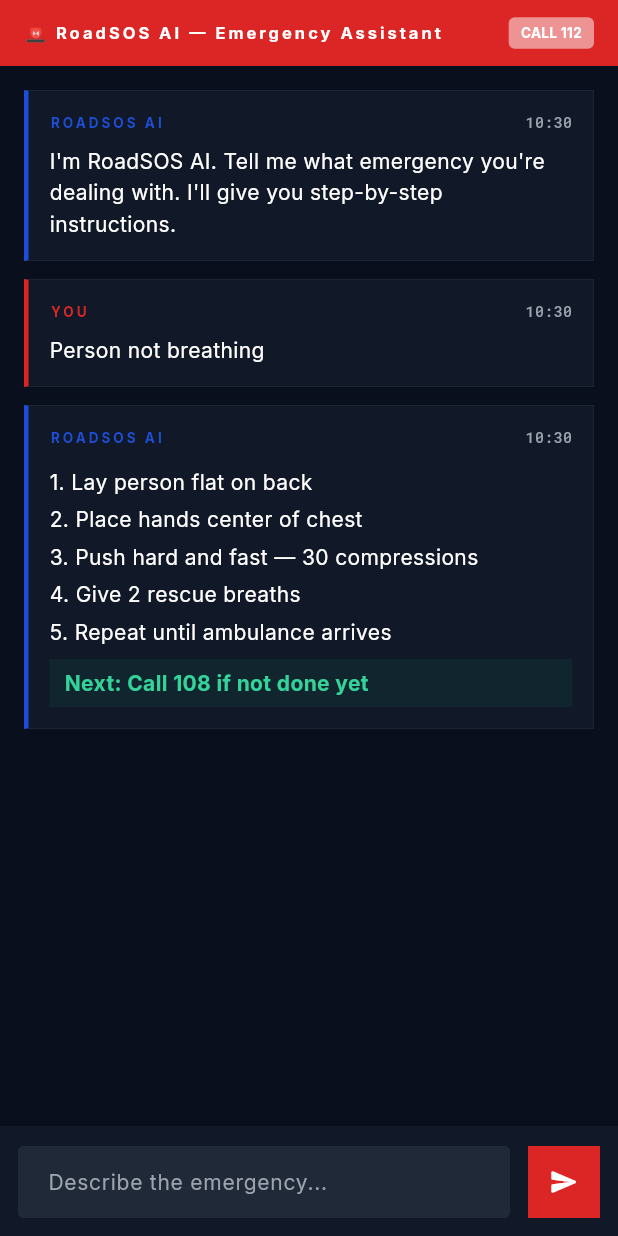
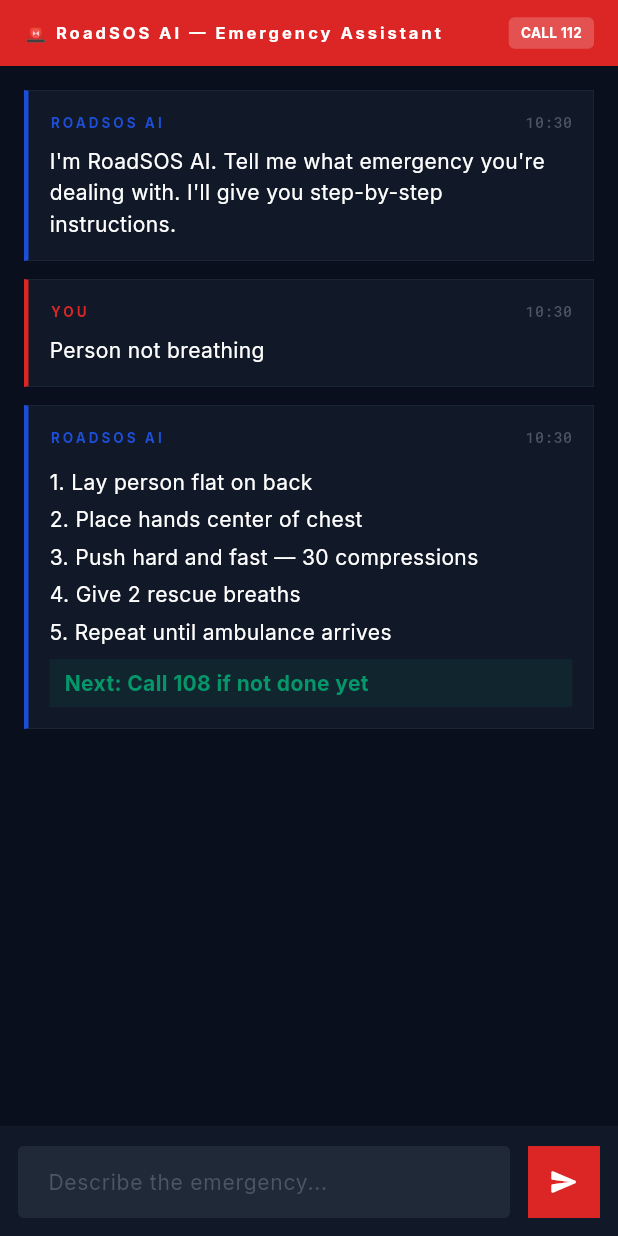
Before and after one commit to nandinirathod2321/IIT-M-ROADSOS, a Flutter app: the AIChatScreen screen opened by its route, after a tap on "Person not breathing", on a phone screen of 412 x 824 dp. Run offline on Flutter 3.47's test engine with Material 3 defaults, Android fonts, the light colour scheme and no system bars; our stand-ins replace cloud_firestore, connectivity_plus, equatable, firebase_auth, firebase_core, flutter_bloc and 10 more; missing offline and left inert: dart:html; accounts and stored records are empty; network calls fail; statements that could not run were skipped.

Commit message:
Add: Live Gemini AI First Aid Chatbot with USWDS premium rectangular design and offline fallback

```diff
--- a/mobile/lib/core/constants/api_constants.dart
+++ b/mobile/lib/core/constants/api_constants.dart
@@ -1,4 +1,6 @@
-class ApiConstants {
-  static const String geminiApiKey = "AIzaSyBbUBgiqDMyXizkp47mZUUtTv2y_0GAyps";
-  static const String geminiUrl = "https://generativelanguage.googleapis.com/v1beta/models/gemini-1.5-flash:generateContent";
+/// API configuration constants for RoadSOS.
+abstract final class ApiConstants {
+  static const String geminiApiKey = "";
+  static const String geminiUrl =
+      "https://generativelanguage.googleapis.com/v1beta/models/gemini-1.5-flash:generateContent";
 }
--- a/mobile/lib/core/router/app_router.dart
+++ b/mobile/lib/core/router/app_router.dart
@@ -6,7 +6,7 @@ import '../../features/home/screens/countdown_screen.dart';
 import '../../features/emergency/screens/emergency_screen.dart';
 import '../../features/medical_id/screens/medical_id_screen.dart';
 import '../../features/first_aid/screens/first_aid_screen.dart';
-import '../../features/first_aid/screens/ai_chat_screen.dart';
+import '../../features/first_aid/ai_chat_screen.dart';
 import '../../features/settings/screens/settings_screen.dart';
 import '../../features/onboarding/onboarding_screen.dart';
 import '../../features/auth/screens/login_screen.dart';
@@ -106,6 +106,14 @@ abstract final class AppRouter {
         },
       ),
       GoRoute(
+        path: '/first-aid/ai-chat',
+        parentNavigatorKey: navigatorKey,
+        builder: (context, state) {
+          final q = state.uri.queryParameters['question'];
+          return AIChatScreen(initialQuestion: q);
+        },
+      ),
+      GoRoute(
         path: '/countdown',
         parentNavigatorKey: navigatorKey,
         builder: (context, state) {
@@ -138,14 +146,6 @@ abstract final class AppRouter {
         parentNavigatorKey: navigatorKey,
         builder: (context, state) => const EmergencyHistoryScreen(),
       ),
-      GoRoute(
-        path: '/first-aid/ai-chat',
-        parentNavigatorKey: navigatorKey,
-        builder: (context, state) {
-          final question = state.uri.queryParameters['question'];
-          return AIChatScreen(initialQuestion: question);
-        },
-      ),
     ],
   );
 }
--- a/mobile/lib/features/first_aid/screens/ai_chat_screen.dart
+++ b/mobile/lib/features/first_aid/ai_chat_screen.dart
@@ -1,11 +1,13 @@
 import 'dart:async';
+import 'dart:math';
 import 'package:flutter/material.dart';
+import 'package:url_launcher/url_launcher.dart';
 import 'package:geolocator/geolocator.dart';
 import 'package:intl/intl.dart';
-import 'package:url_launcher/url_launcher.dart';
-import '../../../core/theme/colors.dart';
-import '../../../core/theme/typography.dart';
-import '../ai_chat_service.dart';
+
+import '../../core/theme/colors.dart';
+import '../../core/theme/typography.dart';
+import 'ai_chat_service.dart';
 
 class ChatMessage {
   final String text;
@@ -13,7 +15,7 @@ class ChatMessage {
   final DateTime timestamp;
   final bool isError;
 
-  ChatMessage({
+  const ChatMessage({
     required this.text,
     required this.isUser,
     required this.timestamp,
@@ -22,7 +24,7 @@ class ChatMessage {
 }
 
 class AIChatScreen extends StatefulWidget {
-  final String? initialQuestion; // pre-fill from quick action buttons
+  final String? initialQuestion;
 
   const AIChatScreen({super.key, this.initialQuestion});
 
@@ -36,7 +38,7 @@ class _AIChatScreenState extends State<AIChatScreen> {
   final TextEditingController _controller = TextEditingController();
   final ScrollController _scrollController = ScrollController();
   bool _isLoading = false;
-  String? _userLocation; // from Geolocator
+  String? _userLocation;
 
   final List<String> _quickActions = [
     "Person not breathing",
@@ -59,48 +61,55 @@ class _AIChatScreenState extends State<AIChatScreen> {
       text: "I'm RoadSOS AI. Tell me what emergency you're dealing with. I'll give you step-by-step instructions.",
       isUser: false,
       timestamp: DateTime.now(),
+      isError: false,
     ));
 
-    if (widget.initialQuestion != null) {
+    if (widget.initialQuestion != null && widget.initialQuestion!.trim().isNotEmpty) {
       // Pre-send the initial question after 500ms
       Future.delayed(const Duration(milliseconds: 500), () {
-        if (mounted && widget.initialQuestion!.isNotEmpty) {
+        if (mounted) {
           _sendMessage(widget.initialQuestion!);
         }
       });
     }
   }
 
+  @override
+  void dispose() {
+    _controller.dispose();
+    _scrollController.dispose();
+    super.dispose();
+  }
+
   Future<void> _loadLocation() async {
     try {
-      LocationPermission permission = await Geolocator.checkPermission();
+      final permission = await Geolocator.checkPermission();
       if (permission == LocationPermission.denied) {
-        permission = await Geolocator.requestPermission();
+        await Geolocator.requestPermission();
       }
-      if (permission == LocationPermission.whileInUse ||
-          permission == LocationPermission.always) {
-        Position pos = await Geolocator.getCurrentPosition();
+      final pos = await Geolocator.getCurrentPosition(
+        desiredAccuracy: LocationAccuracy.high,
+        timeLimit: const Duration(seconds: 4),
+      );
       if (mounted) {
         setState(() {
           _userLocation = "${pos.latitude.toStringAsFixed(4)}, ${pos.longitude.toStringAsFixed(4)}";
         });
       }
-      }
     } catch (e) {
-      debugPrint("Failed to load location: $e");
+      print("Could not load location in AI Chat: $e");
     }
   }
 
   Future<void> _sendMessage(String text) async {
     if (text.trim().isEmpty || _isLoading) return;
 
-    final userText = text.trim();
-
     setState(() {
       _messages.add(ChatMessage(
-        text: userText,
+        text: text,
         isUser: true,
         timestamp: DateTime.now(),
+        isError: false,
       ));
       _isLoading = true;
       _controller.clear();
@@ -108,8 +117,8 @@ class _AIChatScreenState extends State<AIChatScreen> {
 
     _scrollToBottom();
 
-    // Call service
-    final reply = await _service.sendMessage(userText, userLocation: _userLocation);
+    // Call service to get response
+    final reply = await _service.sendMessage(text, userLocation: _userLocation);
 
     if (mounted) {
       setState(() {
@@ -117,6 +126,7 @@ class _AIChatScreenState extends State<AIChatScreen> {
           text: reply,
           isUser: false,
           timestamp: DateTime.now(),
+          isError: false,
         ));
         _isLoading = false;
       });
@@ -136,22 +146,13 @@ class _AIChatScreenState extends State<AIChatScreen> {
     });
   }
 
-  Future<void> _callEmergency() async {
+  Future<void> _makeEmergencyCall() async {
     final Uri url = Uri.parse('tel:112');
     try {
       if (await canLaunchUrl(url)) {
         await launchUrl(url);
       }
-    } catch (e) {
-      debugPrint("Failed to call 112: $e");
-    }
-  }
-
-  @override
-  void dispose() {
-    _controller.dispose();
-    _scrollController.dispose();
-    super.dispose();
+    } catch (_) {}
   }
 
   @override
@@ -161,7 +162,7 @@ class _AIChatScreenState extends State<AIChatScreen> {
       body: SafeArea(
         child: Column(
           children: [
-            // ── EMERGENCY BAR (always visible, top) ──
+            // ── EMERGENCY BAR ──
             Container(
               height: 44,
               color: AppColors.emergencyRed,
@@ -178,11 +179,11 @@ class _AIChatScreenState extends State<AIChatScreen> {
                     ),
                   ),
                   GestureDetector(
-                    onTap: _callEmergency,
+                    onTap: _makeEmergencyCall,
                     child: Container(
                       padding: const EdgeInsets.symmetric(horizontal: 8, vertical: 4),
                       decoration: BoxDecoration(
-                        color: Colors.white.withOpacity(0.5),
+                        color: Colors.white.withOpacity(0.2),
                         borderRadius: BorderRadius.circular(4),
                       ),
                       child: const Text(
@@ -199,7 +200,7 @@ class _AIChatScreenState extends State<AIChatScreen> {
               ),
             ),
 
-            // ── QUICK ACTION CHIPS ──
+            // ── QUICK ACTION CHIPS (only shown before conversation starts) ──
             if (_messages.length <= 1)
               Container(
                 height: 48,
@@ -222,7 +223,10 @@ class _AIChatScreenState extends State<AIChatScreen> {
                         ),
                         child: Text(
                           label,
-                          style: AppTypography.bodySmall.copyWith(color: Colors.white),
+                          style: AppTypography.bodySmall.copyWith(
+                            color: Colors.white,
+                            fontSize: 12,
+                          ),
                         ),
                       ),
                     );
@@ -257,9 +261,7 @@ class _AIChatScreenState extends State<AIChatScreen> {
                 bottom: 12 + MediaQuery.of(context).viewInsets.bottom,
               ),
               decoration: const BoxDecoration(
-                border: Border(
-                  top: BorderSide(color: AppColors.borderSubtle, width: 1),
-                ),
+                border: Border(top: BorderSide(color: AppColors.borderSubtle, width: 1)),
               ),
               child: Row(
                 children: [
@@ -273,7 +275,7 @@ class _AIChatScreenState extends State<AIChatScreen> {
                       onSubmitted: _sendMessage,
                       decoration: InputDecoration(
                         hintText: "Describe the emergency...",
-                        hintStyle: AppTypography.bodyMedium.copyWith(color: AppColors.textSecondary),
+                        hintStyle: AppTypography.bodyMedium.copyWith(color: AppColors.textMuted),
                         filled: true,
                         fillColor: AppColors.surfaceAlt,
                         border: OutlineInputBorder(
@@ -310,11 +312,7 @@ class _AIChatScreenState extends State<AIChatScreen> {
                                 ),
                               ),
                             )
-                          : const Icon(
-                              Icons.send_rounded,
-                              color: Colors.white,
-                              size: 20,
-                            ),
+                          : const Icon(Icons.send_rounded, color: Colors.white, size: 20),
                     ),
                   ),
                 ],
@@ -359,6 +357,7 @@ class _MessageCard extends StatelessWidget {
                 style: AppTypography.labelCaps.copyWith(
                   fontSize: 9,
                   color: msg.isUser ? AppColors.emergencyRed : AppColors.infoBlue,
+                  fontWeight: FontWeight.bold,
                 ),
               ),
               const Spacer(),
@@ -366,7 +365,7 @@ class _MessageCard extends StatelessWidget {
                 DateFormat('HH:mm').format(msg.timestamp),
                 style: AppTypography.monoMedium.copyWith(
                   fontSize: 10,
-                  color: AppColors.textSecondary,
+                  color: AppColors.textMuted,
                 ),
               ),
             ],
@@ -379,24 +378,25 @@ class _MessageCard extends StatelessWidget {
   }
 
   Widget _buildMessageContent(String text) {
-    List<String> lines = text.split('\n').where((l) => l.isNotEmpty).toList();
+    final lines = text.split('\n').where((l) => l.isNotEmpty).toList();
 
     return Column(
       crossAxisAlignment: CrossAxisAlignment.start,
       children: lines.map((line) {
-        bool isStep = RegExp(r'^\d+\.').hasMatch(line.trim());
-        bool isNext = line.trim().startsWith('Next:');
+        final cleanLine = line.trim();
+        final bool isStep = RegExp(r'^\d+\.').hasMatch(cleanLine);
+        final bool isNext = cleanLine.startsWith('Next:');
 
         if (isNext) {
           return Container(
             margin: const EdgeInsets.only(top: 8),
+            width: double.infinity,
             padding: const EdgeInsets.symmetric(horizontal: 10, vertical: 6),
             color: AppColors.safeGreen.withOpacity(0.1),
-            width: double.infinity,
             child: Text(
               line,
               style: AppTypography.bodyMedium.copyWith(
-                color: const Color(0xFF34D399),
+                color: AppColors.safeGreen,
                 fontWeight: FontWeight.bold,
               ),
             ),
@@ -432,10 +432,7 @@ class _TypingIndicator extends StatelessWidget {
       decoration: const BoxDecoration(
         color: AppColors.surface,
         border: Border(
-          left: BorderSide(
-            color: AppColors.infoBlue,
-            width: 3,
-          ),
+          left: BorderSide(color: AppColors.infoBlue, width: 3),
           top: BorderSide(color: AppColors.borderSubtle, width: 0.5),
           right: BorderSide(color: AppColors.borderSubtle, width: 0.5),
           bottom: BorderSide(color: AppColors.borderSubtle, width: 0.5),
@@ -452,6 +449,7 @@ class _TypingIndicator extends StatelessWidget {
                 style: AppTypography.labelCaps.copyWith(
                   fontSize: 9,
                   color: AppColors.infoBlue,
+                  fontWeight: FontWeight.bold,
                 ),
               ),
               const Spacer(),
@@ -471,43 +469,21 @@ class _AnimatedDots extends StatefulWidget {
   State<_AnimatedDots> createState() => _AnimatedDotsState();
 }
 
-class _AnimatedDotsState extends State<_AnimatedDots> with TickerProviderStateMixin {
-  late List<AnimationController> _controllers;
-  late List<Animation<double>> _animations;
+class _AnimatedDotsState extends State<_AnimatedDots> with SingleTickerProviderStateMixin {
+  late AnimationController _controller;
 
   @override
   void initState() {
     super.initState();
-    _controllers = List.generate(3, (index) {
-      return AnimationController(
+    _controller = AnimationController(
       vsync: this,
-        duration: const Duration(milliseconds: 600),
-      );
-    });
-
-    _animations = _controllers.map((controller) {
-      return Tween<double>(begin: 0.2, end: 1.0).animate(
-        CurvedAnimation(parent: controller, curve: Curves.easeInOut),
-      );
-    }).toList();
-
-    _startAnimations();
-  }
-
-  void _startAnimations() async {
-    for (int i = 0; i < 3; i++) {
-      if (!mounted) return;
-      await Future.delayed(const Duration(milliseconds: 150));
-      if (!mounted) return;
-      _controllers[i].repeat(reverse: true);
-    }
+      duration: const Duration(milliseconds: 1200),
+    )..repeat();
   }
 
   @override
   void dispose() {
-    for (var controller in _controllers) {
-      controller.dispose();
-    }
+    _controller.dispose();
     super.dispose();
   }
 
@@ -516,17 +492,21 @@ class _AnimatedDotsState extends State<_AnimatedDots> with TickerProviderStateMi
     return Row(
       mainAxisSize: MainAxisSize.min,
       children: List.generate(3, (index) {
-        return ScaleTransition(
-          scale: _animations[index],
-          child: Container(
-            margin: const EdgeInsets.symmetric(horizontal: 2),
+        return AnimatedBuilder(
+          animation: _controller,
+          builder: (context, child) {
+            double value = (sin((_controller.value * 2 * pi) - (index * pi / 2)) + 1) / 2;
+            return Container(
+              margin: const EdgeInsets.symmetric(horizontal: 2.0),
               width: 6,
               height: 6,
               decoration: const BoxDecoration(
+                shape: BoxShape.circle,
                 color: AppColors.infoBlue,
-              shape: BoxShape.circle,
               ),
-          ),
+              transform: Matrix4.diagonal3Values(0.4 + 0.6 * value, 0.4 + 0.6 * value, 1.0),
+            );
+          },
         );
       }),
     );
--- a/mobile/lib/features/first_aid/ai_chat_service.dart
+++ b/mobile/lib/features/first_aid/ai_chat_service.dart
@@ -35,8 +35,7 @@ TONE: Military medic — calm, fast, clear.
 
   final List<Map<String, dynamic>> _conversationHistory = [];
 
-  Future<String> sendMessage(
-    String userMessage, {
+  Future<String> sendMessage(String userMessage, {
     String? userLocation,
     String? injuryContext,
   }) async {
@@ -49,28 +48,28 @@ TONE: Military medic — calm, fast, clear.
     // Add to history
     _conversationHistory.add({
       "role": "user",
-      "parts": [
-        {"text": contextualMessage}
-      ]
+      "parts": [{"text": contextualMessage}]
     });
 
     // Build request body
     Map<String, dynamic> requestBody = {
       "system_instruction": {
-        "parts": [
-          {"text": _systemPrompt}
-        ]
+        "parts": [{"text": _systemPrompt}]
       },
       "contents": _conversationHistory,
       "generationConfig": {
-        "temperature": 0.3, // low = more focused, less creative
-        "maxOutputTokens": 200, // keeps responses short
+        "temperature": 0.3,      // low = more focused, less creative
+        "maxOutputTokens": 200,  // keeps responses short
         "topP": 0.8,
       },
       "safetySettings": [
         {
           "category": "HARM_CATEGORY_DANGEROUS_CONTENT",
-          "threshold": "BLOCK_NONE" // don't block medical advice
+          "threshold": "BLOCK_NONE"  // don't block medical advice
+        },
+        {
+          "category": "HARM_CATEGORY_SEXUALLY_EXPLICIT",
+          "threshold": "BLOCK_NONE"
         },
         {
           "category": "HARM_CATEGORY_HARASSMENT",
@@ -78,10 +77,6 @@ TONE: Military medic — calm, fast, clear.
         },
         {
           "category": "HARM_CATEGORY_HATE_SPEECH",
-          "threshold": "BLOCK_NONE"
-        },
-        {
-          "category": "HARM_CATEGORY_SEXUALLY_EXPLICIT",
           "threshold": "BLOCK_NONE"
         }
       ]
@@ -95,15 +90,13 @@ TONE: Military medic — calm, fast, clear.
       ).timeout(const Duration(seconds: 15));
 
       if (response.statusCode == 200) {
-        Map<String, dynamic> data = jsonDecode(response.body);
-        String reply = data["candidates"][0]["content"]["parts"][0]["text"];
+        final Map<String, dynamic> data = jsonDecode(response.body);
+        final String reply = data["candidates"][0]["content"]["parts"][0]["text"];
 
         // Add AI response to history (for multi-turn conversation)
         _conversationHistory.add({
           "role": "model",
-          "parts": [
-            {"text": reply}
-          ]
+          "parts": [{"text": reply}]
         });
 
         return reply.trim();
@@ -112,8 +105,6 @@ TONE: Military medic — calm, fast, clear.
       } else {
         return _getFallbackResponse(userMessage);
       }
-    } on TimeoutException {
-      return _getFallbackResponse(userMessage);
     } catch (e) {
       return _getFallbackResponse(userMessage);
     }
@@ -121,7 +112,7 @@ TONE: Military medic — calm, fast, clear.
 
   String _getFallbackResponse(String message) {
     // Offline fallback — keyword matching for most common situations
-    String lower = message.toLowerCase();
+    final String lower = message.toLowerCase();
 
     if (lower.contains("cpr") || lower.contains("not breathing") || lower.contains("heart")) {
       return """1. Lay person flat on back
```
Also changed, not shown: mobile/lib/features/first_aid/screens/first_aid_screen.dart (+7 -4 lines). Lines whose indentation alone changed are shown as unchanged.
